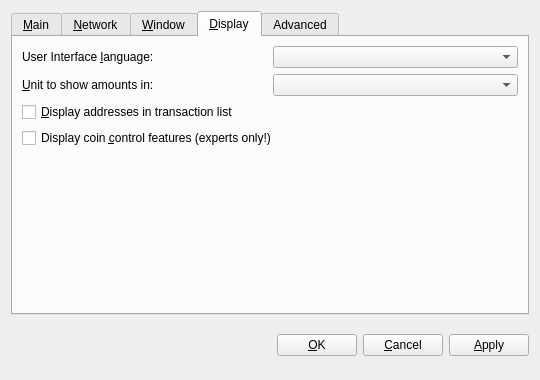
Before: the Qt Designer form src/qt/forms/optionsdialog.ui in justthedoctor/pandacoin-dev, drawn with Qt 5.
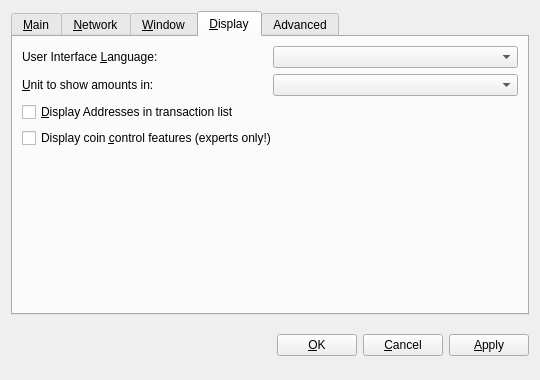
After: the same form once the commit is applied. The open tabs and pages were chosen to show the change. Custom widgets are drawn as their Qt base class.

```diff
--- a/src/qt/forms/optionsdialog.ui
+++ b/src/qt/forms/optionsdialog.ui
@@ -348,7 +348,7 @@
          <item>
           <widget class="QLabel" name="langLabel">
            <property name="text">
-            <string>User Interface &amp;language:</string>
+            <string>User Interface &amp;Language:</string>
            </property>
            <property name="textFormat">
             <enum>Qt::PlainText</enum>
@@ -397,7 +397,7 @@
           <string>Whether to show Pandacoin addresses in the transaction list or not.</string>
          </property>
          <property name="text">
-          <string>&amp;Display addresses in transaction list</string>
+          <string>&amp;Display Addresses in transaction list</string>
          </property>
         </widget>
        </item>
```
Left out of the diff: 6 changed lines with no effect on the pictures.
